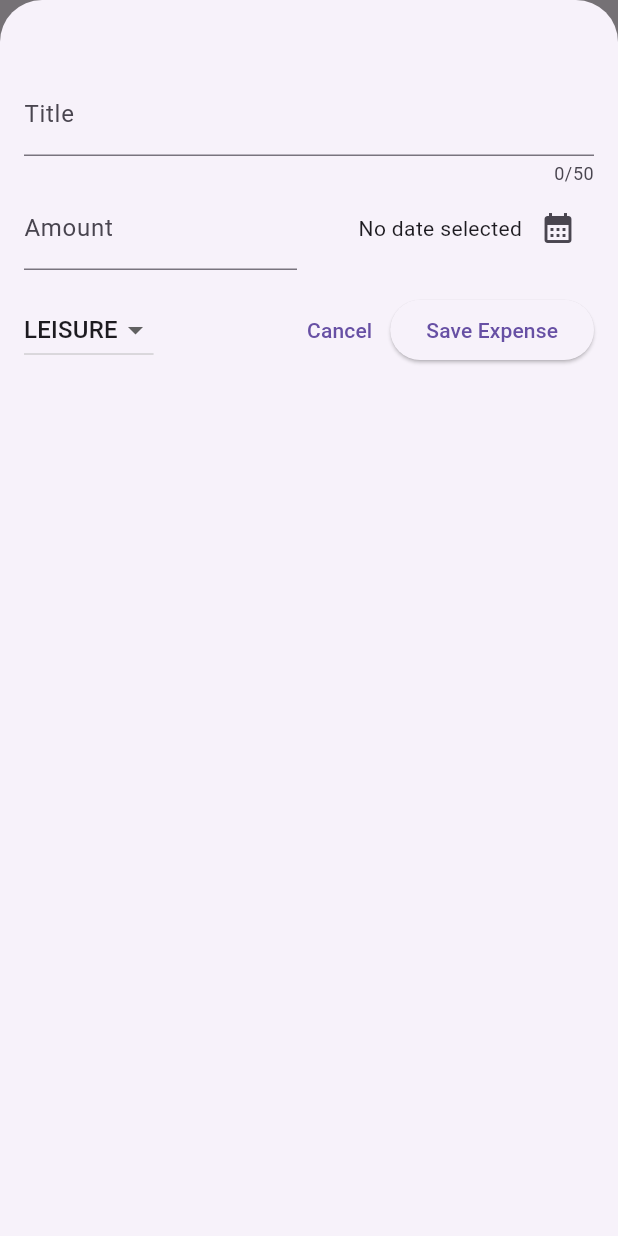
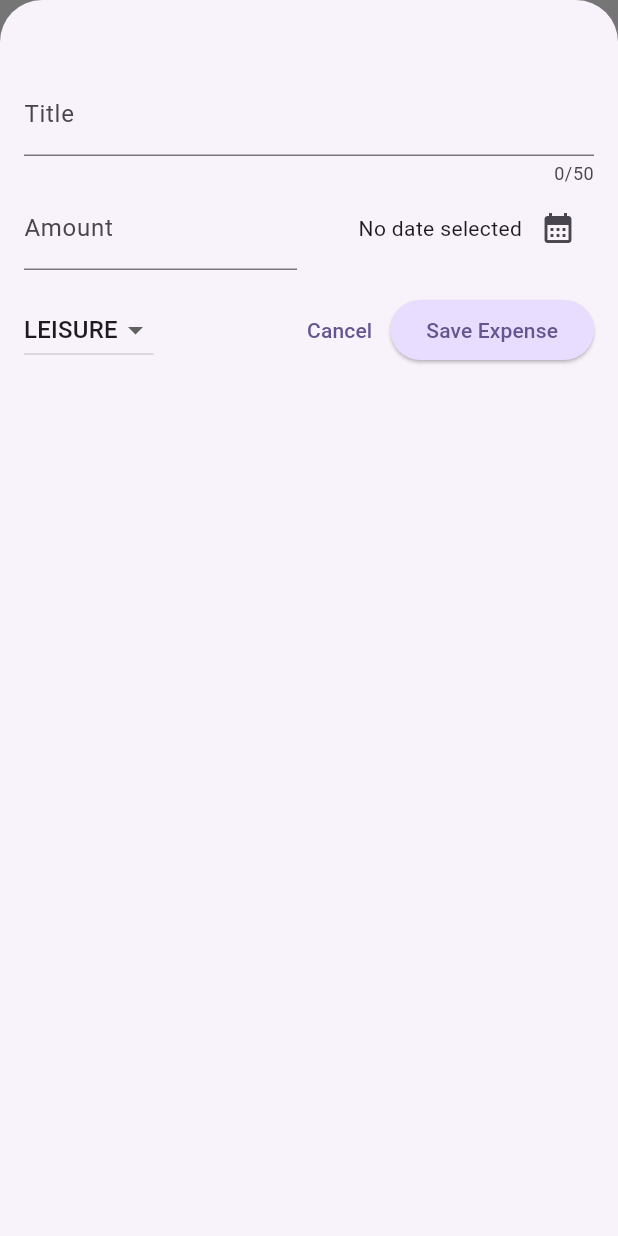
Before and after one commit to RahulSocialDev/flutter-basic-expense-tracker, a Flutter app: the screen it shows after launch, after a tap on the "add" icon, on a phone screen of 412 x 824 dp. Run offline on Flutter 3.47's test engine with Material 3 defaults, Android fonts, the phone set to English and light mode, and no system bars.

Commit message:
fix: adding theme in app

```diff
--- a/lib/main.dart
+++ b/lib/main.dart
@@ -2,9 +2,34 @@ import 'package:flutter/material.dart';
 
 import 'package:expense_tracker/widgets/expenses.dart';
 
+var kColorScheme =
+    ColorScheme.fromSeed(seedColor: const Color.fromARGB(255, 96, 59, 181));
+
 void main() {
   runApp(MaterialApp(
-    theme: ThemeData(useMaterial3: true),
+    theme: ThemeData().copyWith(
+      colorScheme: kColorScheme,
+      appBarTheme: const AppBarTheme().copyWith(
+        backgroundColor: kColorScheme.onPrimary,
+        foregroundColor: kColorScheme.onPrimaryContainer,
+      ),
+      cardTheme: const CardTheme().copyWith(
+        color: kColorScheme.secondaryContainer,
+        margin: const EdgeInsets.symmetric(horizontal: 16, vertical: 8),
+      ),
+      elevatedButtonTheme: ElevatedButtonThemeData(
+        style: ElevatedButton.styleFrom(
+          backgroundColor: kColorScheme.primaryContainer,
+        ),
+      ),
+      textTheme: ThemeData().textTheme.copyWith(
+            titleLarge: TextStyle(
+              fontWeight: FontWeight.normal,
+              color: kColorScheme.onSecondaryContainer,
+              fontSize: 14,
+            ),
+          ),
+    ),
     home: const Expenses(),
   ));
 }
```
